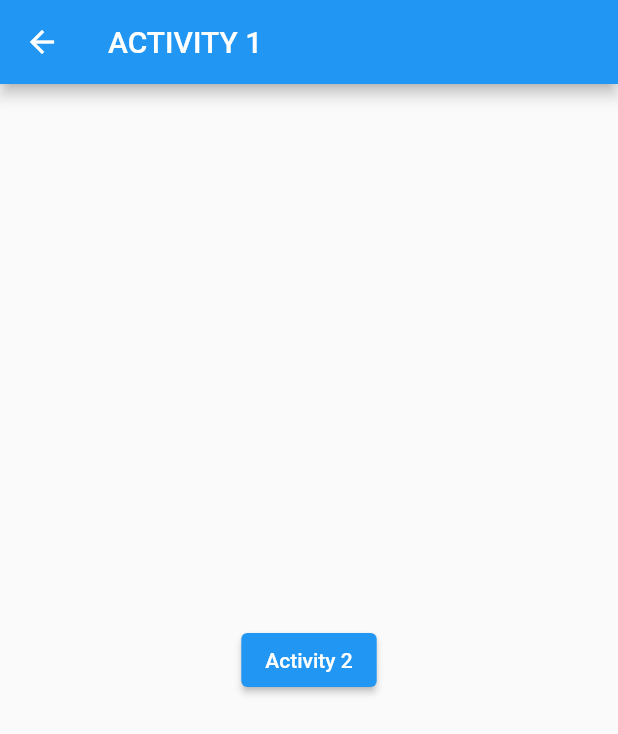
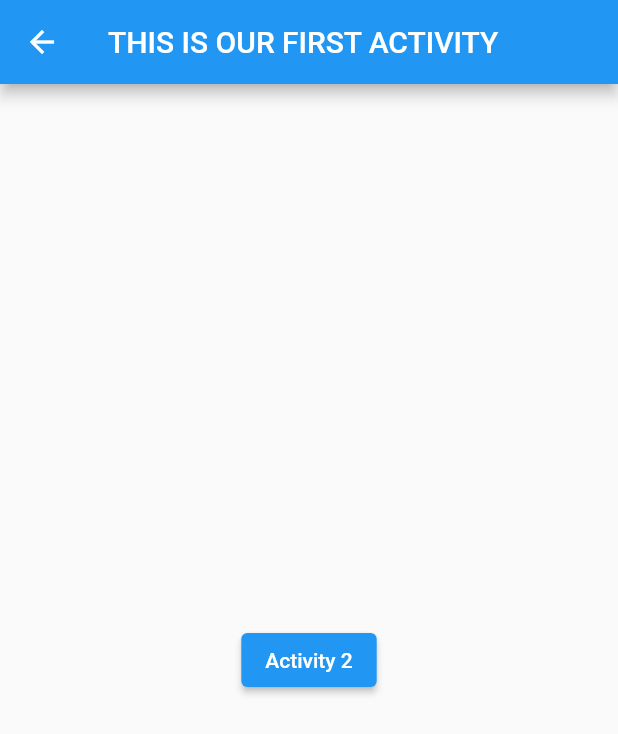
Before and after one commit to tutonroy1807/navigation_bar_activity, a Flutter app: the screen it shows after launch, after a tap on "Main Activity 1", on a phone screen of 412 x 824 dp. Shown: the top 734 px of the screen. Run offline on Flutter 3.47's test engine with Material 2 defaults, Android fonts, the light colour scheme and no system bars.

Commit message:
Add to data pass of navigator.

```diff
--- a/lib/main.dart
+++ b/lib/main.dart
@@ -30,10 +30,10 @@ class MainActivity extends StatelessWidget {
         mainAxisAlignment: MainAxisAlignment.start,
         children: [
           ElevatedButton(onPressed: (){
-            Navigator.push(context, MaterialPageRoute(builder: (context)=>Activity1()));
+            Navigator.push(context, MaterialPageRoute(builder: (context)=>Activity1("THIS IS OUR FIRST ACTIVITY")));
           }, child: Text("Main Activity 1")),
           ElevatedButton(onPressed: (){
-            Navigator.push(context, MaterialPageRoute(builder: (context)=>Activity2()));
+            Navigator.push(context, MaterialPageRoute(builder: (context)=>Activity2("This Is our Second Activity")));
           }, child: Text("Main Activity 2")),
         ],
       ),
@@ -42,19 +42,23 @@ class MainActivity extends StatelessWidget {
 }
 
 class Activity1 extends StatelessWidget {
-  const Activity1({super.key});
+  String msg;
+   Activity1(
+       this.msg,
+       {super.key});
+
 
 
 
   @override
   Widget build(BuildContext context) {
     return Scaffold(
-      appBar: AppBar(title: Text("ACTIVITY 1"),
+      appBar: AppBar(title: Text(msg),
       ),
 
       body: Center(
         child: ElevatedButton(onPressed: (){
-          Navigator.push(context, MaterialPageRoute(builder: (context)=> Activity2()));
+          Navigator.push(context, MaterialPageRoute(builder: (context)=> Activity2("This is our activity 1 to activity 2")));
         }, child: Text("Activity 2"),),
       ),
 
@@ -65,19 +69,22 @@ class Activity1 extends StatelessWidget {
 }
 
 class Activity2 extends StatelessWidget {
-  const Activity2({super.key});
+    String msg;
+   Activity2(
+       this.msg,
+       {super.key});
 
 
 
   @override
   Widget build(BuildContext context) {
     return Scaffold(
-      appBar: AppBar(title: Text("ACTIVITY 2"),
+      appBar: AppBar(title: Text(msg),
       ),
 
       body: Center(
         child: ElevatedButton(onPressed: (){
-          Navigator.push(context, MaterialPageRoute(builder: (context)=> Activity1()));
+          Navigator.push(context, MaterialPageRoute(builder: (context)=> Activity1("this is ourt activity 2 to activity 1")));
         }, child: Text("Activity 1"),),
       ),
 
```
